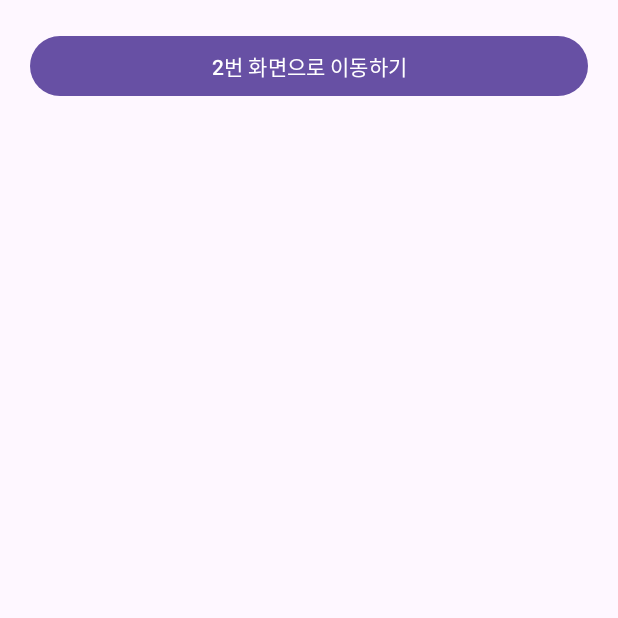
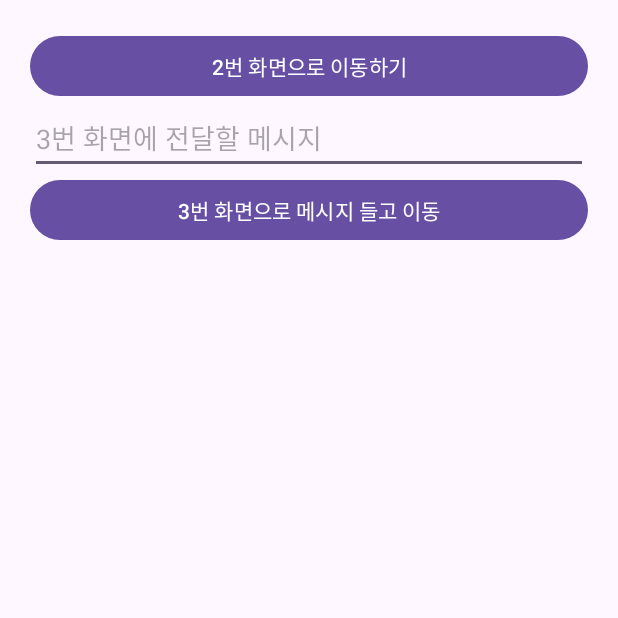
Before and after one commit to rhythmshare/Activity_20231029, an Android app: the screen it shows after launch (MainActivity), on a phone screen of 412 x 824 dp, the top half of it. Run offline under Robolectric (Android 15) with nearby library versions, the phone set to English and light mode, and no system bars; our stand-ins replace data binding.

Commit message:
Move with message to ThirdActivity - Add EditText, Button

```diff
--- a/app/src/main/res/layout/activity_main.xml
+++ b/app/src/main/res/layout/activity_main.xml
@@ -1,5 +1,6 @@
 <?xml version="1.0" encoding="utf-8"?>
 <layout>
+
     <LinearLayout xmlns:android="http://schemas.android.com/apk/res/android"
         xmlns:app="http://schemas.android.com/apk/res-auto"
         xmlns:tools="http://schemas.android.com/tools"
@@ -9,10 +10,22 @@
         android:padding="20dp"
         tools:context=".MainActivity">
 
-    <Button
-        android:id="@+id/btnMoveToSecond"
-        android:layout_width="match_parent"
-        android:layout_height="wrap_content"
-        android:text="2번 화면으로 이동하기"/>
+        <Button
+            android:id="@+id/btnMoveToSecond"
+            android:layout_width="match_parent"
+            android:layout_height="wrap_content"
+            android:text="2번 화면으로 이동하기" />
+
+        <EditText
+            android:id="@+id/edtsend"
+            android:layout_width="match_parent"
+            android:layout_height="wrap_content"
+            android:hint="3번 화면에 전달할 메시지" />
+
+        <Button
+            android:id="@+id/btnsend"
+            android:layout_width="match_parent"
+            android:layout_height="wrap_content"
+            android:text="3번 화면으로 메시지 들고 이동" />
     </LinearLayout>
 </layout>
```
